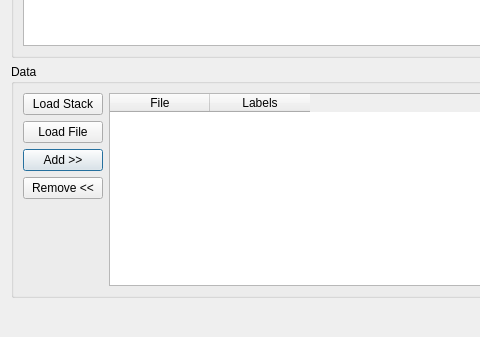
First picture: the form in ilastik/modules/project_gui/gui/dlgProject.ui, repository ilastik/ilastik-0.5, before the edit; both pictures show x 0 to 480 and y 212 to 549 of the 870 by 549 pixel window.
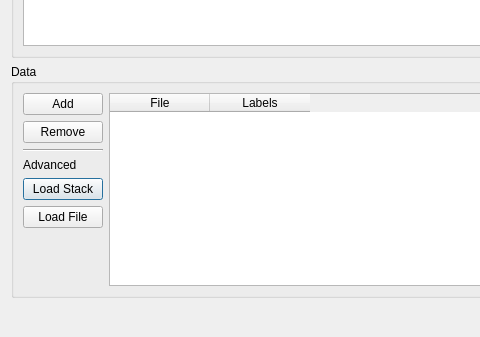
Second picture: the form after the edit. Icons and pictures are not drawn.

Commit message: data buttons in projectDlg

```diff
--- a/ilastik/modules/project_gui/gui/dlgProject.ui
+++ b/ilastik/modules/project_gui/gui/dlgProject.ui
@@ -140,6 +140,48 @@
      <layout class="QHBoxLayout" name="horizontalLayout_2">
       <item>
        <layout class="QVBoxLayout" name="verticalLayout_5">
+        <item>
+         <widget class="QPushButton" name="addFile">
+          <property name="text">
+           <string>Add</string>
+          </property>
+          <property name="icon">
+           <iconset>
+            <normaloff>../../../gui/icons/32x32/actions/media-seek-forward.png</normaloff>../../../gui/icons/32x32/actions/media-seek-forward.png</iconset>
+          </property>
+          <property name="default">
+           <bool>true</bool>
+          </property>
+          <property name="flat">
+           <bool>false</bool>
+          </property>
+         </widget>
+        </item>
+        <item>
+         <widget class="QPushButton" name="removeFile">
+          <property name="text">
+           <string>Remove</string>
+          </property>
+          <property name="icon">
+           <iconset>
+            <normaloff>../../../gui/icons/32x32/actions/media-seek-backward.png</normaloff>../../../gui/icons/32x32/actions/media-seek-backward.png</iconset>
+          </property>
+         </widget>
+        </item>
+        <item>
+         <widget class="Line" name="line">
+          <property name="orientation">
+           <enum>Qt::Horizontal</enum>
+          </property>
+         </widget>
+        </item>
+        <item>
+         <widget class="QLabel" name="label">
+          <property name="text">
+           <string>Advanced</string>
+          </property>
+         </widget>
+        </item>
         <item>
          <widget class="QPushButton" name="loadStack">
           <property name="text">
@@ -160,26 +202,6 @@
           </property>
          </widget>
         </item>
-        <item>
-         <widget class="QPushButton" name="addFile">
-          <property name="text">
-           <string>Add &gt;&gt;</string>
-          </property>
-          <property name="default">
-           <bool>true</bool>
-          </property>
-          <property name="flat">
-           <bool>false</bool>
-          </property>
-         </widget>
-        </item>
-        <item>
-         <widget class="QPushButton" name="removeFile">
-          <property name="text">
-           <string>Remove &lt;&lt;</string>
-          </property>
-         </widget>
-        </item>
         <item>
          <widget class="QLabel" name="thumbnailImage">
           <property name="text">
```
The commit also changes 2 other files.
